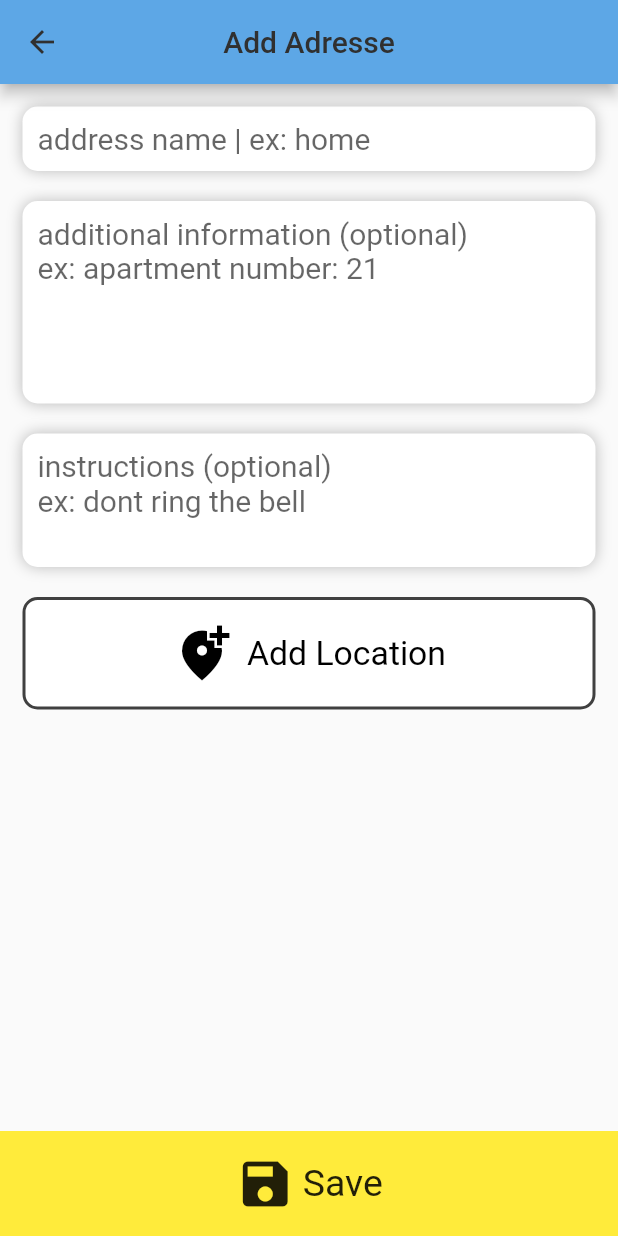
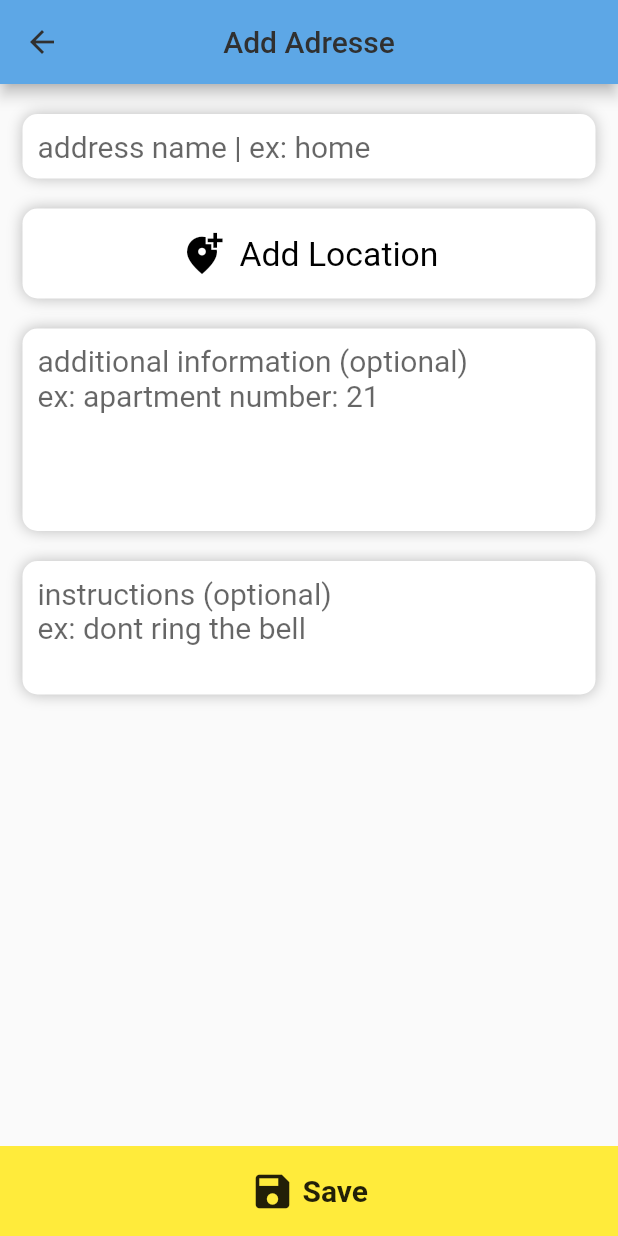
Before and after one commit to maliknajjar/7anut, a Flutter app: the AddAddressScreen screen opened by its route, on a phone screen of 412 x 824 dp. Run offline on Flutter 3.47's test engine with Material 2 defaults, Android fonts, the phone set to English and light mode, and no system bars; our stand-ins replace geolocator, shared_preferences; missing offline and left inert: mapbox_gl, password_strength; accounts and stored records are empty.

Commit message:
made some progress

```diff
--- a/lib/Screens/AddAddressScreen.dart
+++ b/lib/Screens/AddAddressScreen.dart
@@ -42,6 +42,9 @@ class _AddAddressScreenState extends State<AddAddressScreen> {
           alignment: Alignment.topCenter,
           children: [
             SingleChildScrollView(
+              padding: EdgeInsets.only(
+                top: 5
+              ),
               child: Container(
                 padding: EdgeInsets.all(15),
                 child: Column(
@@ -79,6 +82,57 @@ class _AddAddressScreenState extends State<AddAddressScreen> {
                           isDense: true,
                           contentPadding: EdgeInsets.symmetric(vertical: 10),
                           hintText: "address name | ex: home",
+                        ),
+                      ),
+                    ),
+                    GestureDetector(
+                      onTap: (){
+                        Navigator.of(context).pushNamed("/GetLocation").then((value){
+                          setState(() {
+                            print(value);
+                            if (value != null) {
+                              location = value;
+                              mapButtonText = "Location Selected";
+                            }
+                          });
+                        });
+                      },
+                      child: Container(
+                        height: 60,
+                        margin: EdgeInsets.only(
+                          top: 0,
+                          bottom: 20,
+                        ),
+                        decoration: BoxDecoration(
+                          color: location != null ? Colors.green : Colors.white,
+                          boxShadow: [
+                            BoxShadow(
+                              blurRadius: 7.5,
+                              spreadRadius: 0,
+                              color: Colors.black.withOpacity(0.25),
+                            ),
+                          ],
+                          borderRadius: BorderRadius.all(
+                            Radius.circular(10),
+                          ),
+                        ),
+                        width: double.infinity,
+                        child: Row(
+                          crossAxisAlignment: CrossAxisAlignment.center,
+                          mainAxisAlignment: MainAxisAlignment.center,
+                          children: [
+                            Container(
+                              margin: EdgeInsets.only(right: 10),
+                              child: Icon(location != null ? Icons.done : Icons.add_location_alt, size: 30, color: location != null ? Colors.white : Colors.black,)
+                            ),
+                            Text(
+                              mapButtonText,
+                              style: TextStyle(
+                                fontSize: 22.5,
+                                color: location != null ? Colors.white : Colors.black,
+                              ),
+                            ),
+                          ],
                         ),
                       ),
                     ),
@@ -158,54 +212,6 @@ class _AddAddressScreenState extends State<AddAddressScreen> {
                         ),
                       ),
                     ),
-                    GestureDetector(
-                      onTap: (){
-                        Navigator.of(context).pushNamed("/GetLocation").then((value){
-                          setState(() {
-                            print(value);
-                            if (value != null) {
-                              location = value;
-                              mapButtonText = "Location Selected";
-                            }
-                          });
-                        });
-                      },
-                      child: Container(
-                        height: 75,
-                        margin: EdgeInsets.only(
-                          top: 0,
-                          bottom: 90,
-                        ),
-                        decoration: BoxDecoration(
-                          color: location != null ? Colors.green : Colors.white,
-                          border: Border.all(
-                            width: 2,
-                            color: Colors.black.withOpacity(0.75),
-                          ),
-                          borderRadius: BorderRadius.all(
-                            Radius.circular(10),
-                          ),
-                        ),
-                        width: double.infinity,
-                        child: Row(
-                          crossAxisAlignment: CrossAxisAlignment.center,
-                          mainAxisAlignment: MainAxisAlignment.center,
-                          children: [
-                            Container(
-                              margin: EdgeInsets.only(right: 10),
-                              child: Icon(location != null ? Icons.done : Icons.add_location_alt, size: 40, color: location != null ? Colors.white : Colors.black,)
-                            ),
-                            Text(
-                              mapButtonText,
-                              style: TextStyle(
-                                fontSize: 22.5,
-                                color: location != null ? Colors.white : Colors.black,
-                              ),
-                            ),
-                          ],
-                        ),
-                      ),
-                    ),
                   ],
                 ),
               ),
@@ -232,9 +238,9 @@ class _AddAddressScreenState extends State<AddAddressScreen> {
                     children: [
                       Container(
                         margin: EdgeInsets.only(right: 5),
-                        child: Icon(Icons.save, size: 40,),
+                        child: Icon(Icons.save, size: 30,),
                       ),
-                      Text("Save", style: TextStyle(fontSize: 25),),
+                      Text("Save", style: TextStyle(fontSize: 20, fontWeight: FontWeight.bold),),
                     ],
                   ),
                 ),
```
Also changed, not shown: lib/Screens/ConfirmationScreen.dart (+75 -6 lines).
